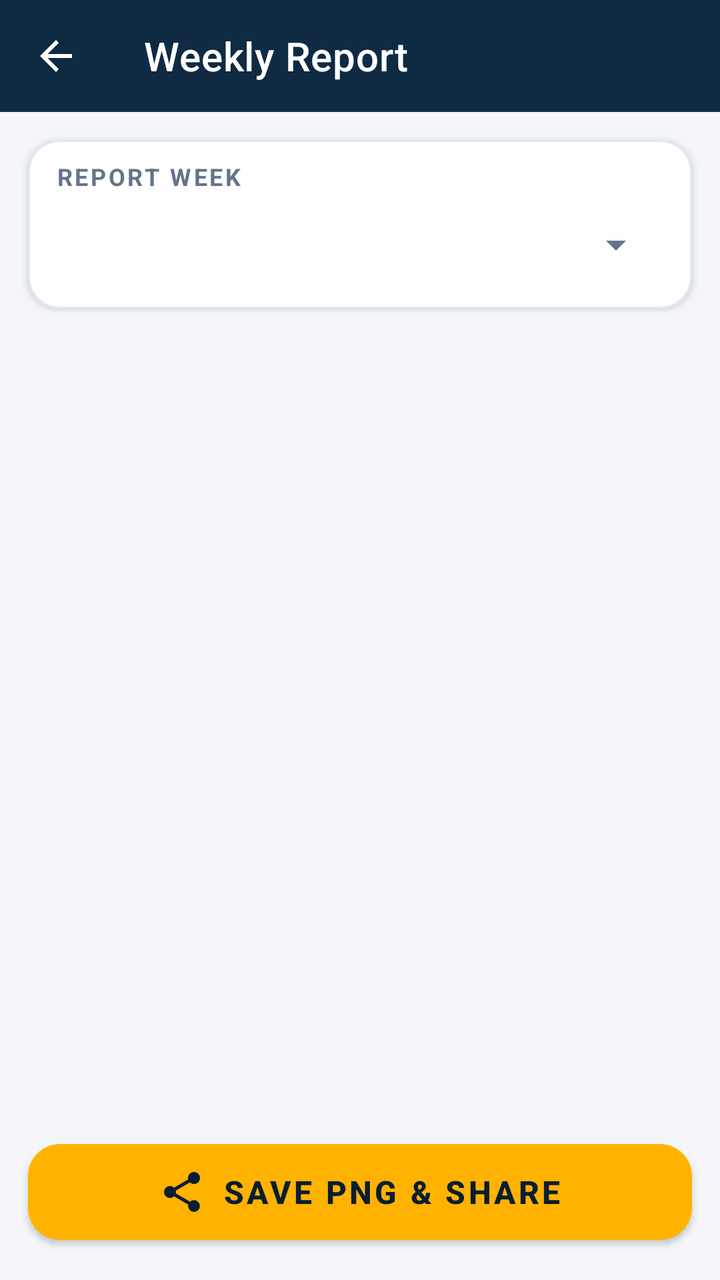
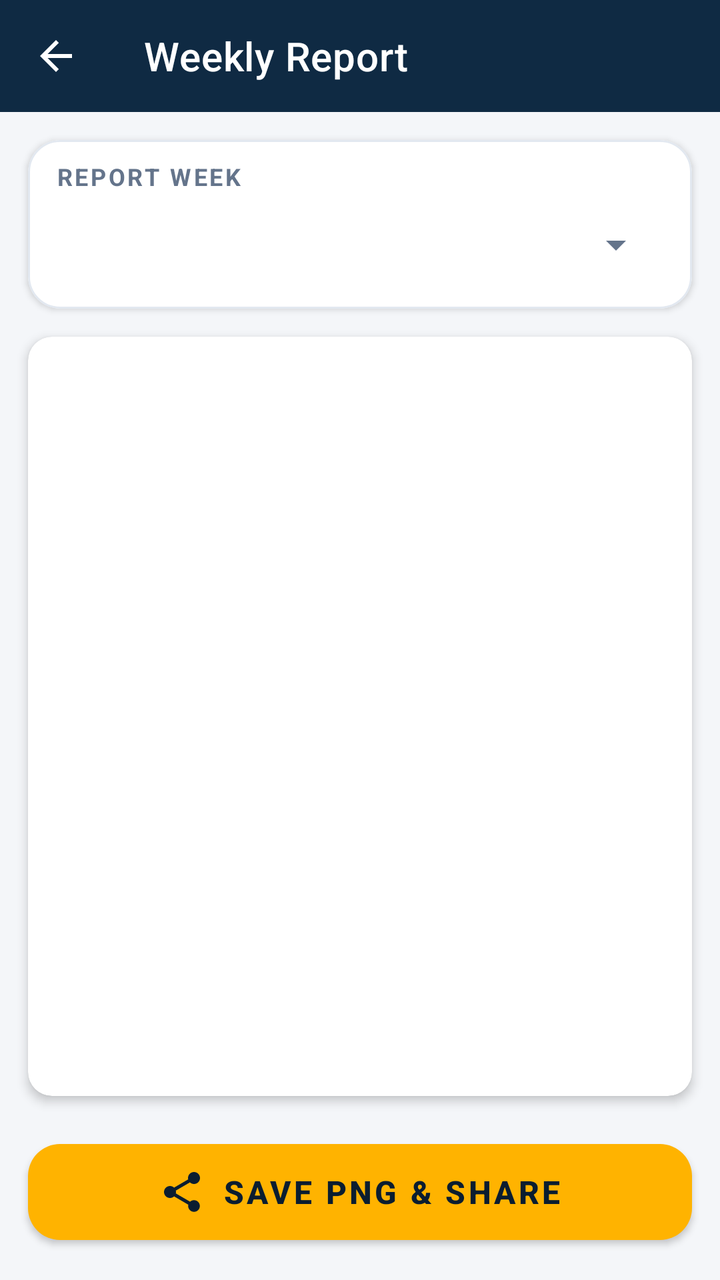

Screens rendered from an Android XML layout before and after an edit, with the pre-edit source and the edit as a unified diff.
<!-- AndroidManifest.xml: application theme Theme.DataEntryLift -->
<!-- res/layout/activity_report.xml -->
<?xml version="1.0" encoding="utf-8"?>
<LinearLayout xmlns:android="http://schemas.android.com/apk/res/android"
    xmlns:app="http://schemas.android.com/apk/res-auto"
    android:layout_width="match_parent"
    android:layout_height="match_parent"
    android:background="@color/bg"
    android:orientation="vertical">

    <com.google.android.material.appbar.MaterialToolbar
        android:id="@+id/toolbar"
        android:layout_width="match_parent"
        android:layout_height="?attr/actionBarSize"
        android:background="@color/navy"
        app:navigationIcon="@drawable/ic_back"
        app:title="@string/title_report"
        app:titleTextColor="@android:color/white" />

    <com.google.android.material.card.MaterialCardView
        android:layout_width="match_parent"
        android:layout_height="wrap_content"
        android:layout_margin="14dp"
        app:cardBackgroundColor="@color/card"
        app:cardCornerRadius="16dp"
        app:cardElevation="2dp"
        app:contentPaddingLeft="14dp"
        app:contentPaddingRight="14dp"
        app:contentPaddingTop="10dp"
        app:contentPaddingBottom="6dp"
        app:strokeColor="@color/divider"
        app:strokeWidth="1dp">

        <LinearLayout
            android:layout_width="match_parent"
            android:layout_height="wrap_content"
            android:orientation="vertical">

            <TextView
                android:layout_width="wrap_content"
                android:layout_height="wrap_content"
                android:letterSpacing="0.1"
                android:text="@string/choose_period"
                android:textColor="@color/textSecondary"
                android:textSize="12sp"
                android:textStyle="bold" />

            <Spinner
                android:id="@+id/periodSpinner"
                android:layout_width="match_parent"
                android:layout_height="52dp" />
        </LinearLayout>
    </com.google.android.material.card.MaterialCardView>

    <HorizontalScrollView
        android:layout_width="match_parent"
        android:layout_height="0dp"
        android:layout_marginStart="14dp"
        android:layout_marginEnd="14dp"
        android:layout_weight="1">

        <ScrollView
            android:layout_width="wrap_content"
            android:layout_height="match_parent">

            <com.google.android.material.card.MaterialCardView
                android:layout_width="wrap_content"
                android:layout_height="wrap_content"
                android:layout_marginBottom="8dp"
                app:cardBackgroundColor="@color/card"
                app:cardCornerRadius="12dp"
                app:cardElevation="3dp">

                <ImageView
                    android:id="@+id/preview"
                    android:layout_width="wrap_content"
                    android:layout_height="wrap_content"
                    android:adjustViewBounds="true"
                    android:contentDescription="@string/report_preview" />
            </com.google.android.material.card.MaterialCardView>
        </ScrollView>
    </HorizontalScrollView>

    <com.google.android.material.button.MaterialButton
        android:id="@+id/btnShare"
        android:layout_width="match_parent"
        android:layout_height="60dp"
        android:layout_margin="14dp"
        android:text="@string/save_share"
        android:textColor="@color/navyDark"
        android:textSize="16sp"
        android:textStyle="bold"
        app:backgroundTint="@color/gold"
        app:cornerRadius="16dp"
        app:icon="@drawable/ic_share"
        app:iconGravity="textStart"
        app:iconTint="@color/navyDark" />

</LinearLayout>
<!-- resources referenced by this layout -->
<resources>
  <color name="bg">#F4F6F9</color>
  <color name="card">#FFFFFF</color>
  <color name="divider">#E2E8F0</color>
  <color name="gold">#FFB300</color>
  <color name="navy">#0F2A43</color>
  <color name="navyDark">#0A1D30</color>
  <color name="textSecondary">#64748B</color>
  <!-- drawable ic_back (drawable) -->
  <?xml version="1.0" encoding="utf-8"?>
  <vector xmlns:android="http://schemas.android.com/apk/res/android"
      android:width="24dp"
      android:height="24dp"
      android:viewportWidth="24"
      android:viewportHeight="24">
      <path
          android:fillColor="#FFFFFF"
          android:pathData="M20,11H7.83l5.59,-5.59L12,4l-8,8 8,8 1.41,-1.41L7.83,13H20v-2z" />
  </vector>
  <!-- drawable ic_share (drawable) -->
  <?xml version="1.0" encoding="utf-8"?>
  <vector xmlns:android="http://schemas.android.com/apk/res/android"
      android:width="24dp"
      android:height="24dp"
      android:viewportWidth="24"
      android:viewportHeight="24">
      <path
          android:fillColor="#0A1D30"
          android:pathData="M18,16.08c-0.76,0 -1.44,0.3 -1.96,0.77L8.91,12.7c0.05,-0.23 0.09,-0.46 0.09,-0.7s-0.04,-0.47 -0.09,-0.7l7.05,-4.11c0.54,0.5 1.25,0.81 2.04,0.81 1.66,0 3,-1.34 3,-3s-1.34,-3 -3,-3 -3,1.34 -3,3c0,0.24 0.04,0.47 0.09,0.7L8.04,9.81C7.5,9.31 6.79,9 6,9c-1.66,0 -3,1.34 -3,3s1.34,3 3,3c0.79,0 1.5,-0.31 2.04,-0.81l7.12,4.16c-0.05,0.21 -0.08,0.43 -0.08,0.65 0,1.61 1.31,2.92 2.92,2.92 1.61,0 2.92,-1.31 2.92,-2.92s-1.31,-2.92 -2.92,-2.92z" />
  </vector>
  <string name="choose_period">REPORT WEEK</string>
  <string name="report_preview">Report preview</string>
  <string name="save_share">Save PNG &amp; Share</string>
  <string name="title_report">Weekly Report</string>
  <style name="Theme.DataEntryLift" parent="Theme.MaterialComponents.Light.NoActionBar">
          <item name="colorPrimary">@color/navy</item>
          <item name="colorPrimaryVariant">@color/navyDark</item>
          <item name="colorOnPrimary">@android:color/white</item>
          <item name="colorSecondary">@color/gold</item>
          <item name="colorSecondaryVariant">@color/goldDeep</item>
          <item name="colorOnSecondary">@color/navyDark</item>
          <item name="android:statusBarColor">@color/navyDark</item>
          <item name="android:windowBackground">@color/bg</item>
          <item name="android:textColorPrimary">@color/textPrimary</item>
          <item name="android:textColorSecondary">@color/textSecondary</item>
      </style>
  <color name="goldDeep">#B27500</color>
  <color name="textPrimary">#16283A</color>
</resources>

<!-- the commit's change to res/layout/activity_report.xml (unified diff, before → after) -->
@@ -1,6 +1,7 @@
 <?xml version="1.0" encoding="utf-8"?>
 <LinearLayout xmlns:android="http://schemas.android.com/apk/res/android"
     xmlns:app="http://schemas.android.com/apk/res-auto"
+    android:id="@+id/rootReport"
     android:layout_width="match_parent"
     android:layout_height="match_parent"
     android:background="@color/bg"
@@ -9,8 +10,9 @@
     <com.google.android.material.appbar.MaterialToolbar
         android:id="@+id/toolbar"
         android:layout_width="match_parent"
-        android:layout_height="?attr/actionBarSize"
+        android:layout_height="wrap_content"
         android:background="@color/navy"
+        android:minHeight="?attr/actionBarSize"
         app:navigationIcon="@drawable/ic_back"
         app:title="@string/title_report"
         app:titleTextColor="@android:color/white" />
@@ -50,34 +52,25 @@
         </LinearLayout>
     </com.google.android.material.card.MaterialCardView>
 
-    <HorizontalScrollView
+    <com.google.android.material.card.MaterialCardView
         android:layout_width="match_parent"
         android:layout_height="0dp"
         android:layout_marginStart="14dp"
         android:layout_marginEnd="14dp"
-        android:layout_weight="1">
+        android:layout_marginBottom="4dp"
+        android:layout_weight="1"
+        app:cardBackgroundColor="@color/card"
+        app:cardCornerRadius="12dp"
+        app:cardElevation="3dp">
 
-        <ScrollView
-            android:layout_width="wrap_content"
-            android:layout_height="match_parent">
-
-            <com.google.android.material.card.MaterialCardView
-                android:layout_width="wrap_content"
-                android:layout_height="wrap_content"
-                android:layout_marginBottom="8dp"
-                app:cardBackgroundColor="@color/card"
-                app:cardCornerRadius="12dp"
-                app:cardElevation="3dp">
-
-                <ImageView
-                    android:id="@+id/preview"
-                    android:layout_width="wrap_content"
-                    android:layout_height="wrap_content"
-                    android:adjustViewBounds="true"
-                    android:contentDescription="@string/report_preview" />
-            </com.google.android.material.card.MaterialCardView>
-        </ScrollView>
-    </HorizontalScrollView>
+        <ImageView
+            android:id="@+id/preview"
+            android:layout_width="match_parent"
+            android:layout_height="match_parent"
+            android:contentDescription="@string/report_preview"
+            android:padding="6dp"
+            android:scaleType="fitCenter" />
+    </com.google.android.material.card.MaterialCardView>
 
     <com.google.android.material.button.MaterialButton
         android:id="@+id/btnShare"
